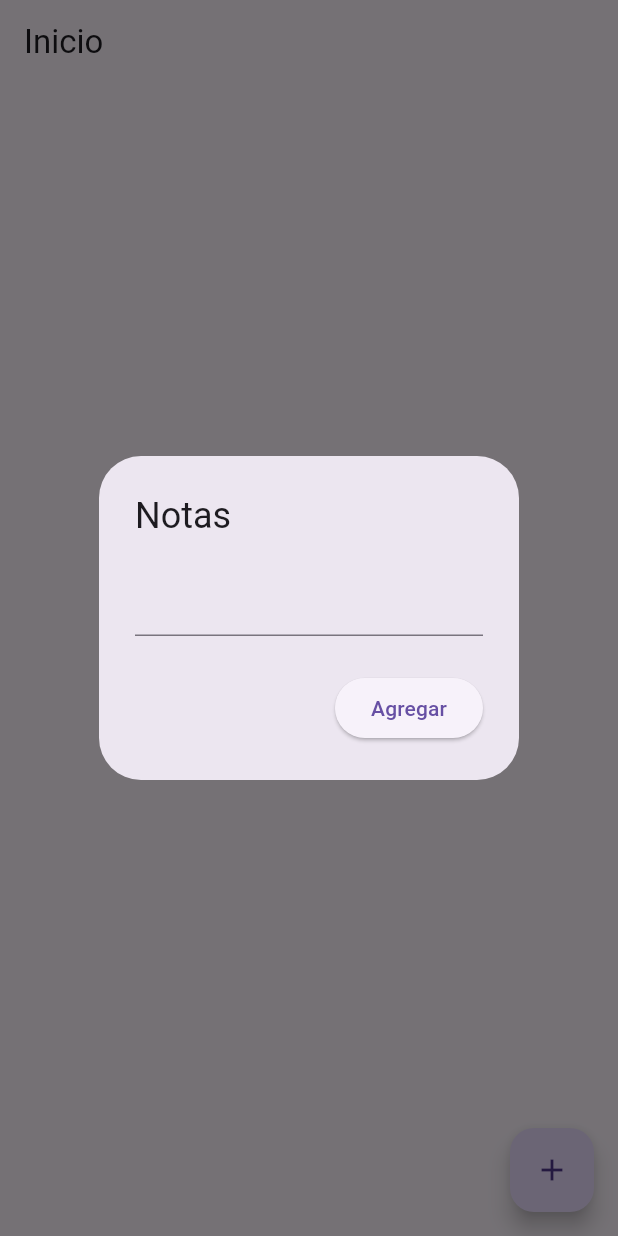
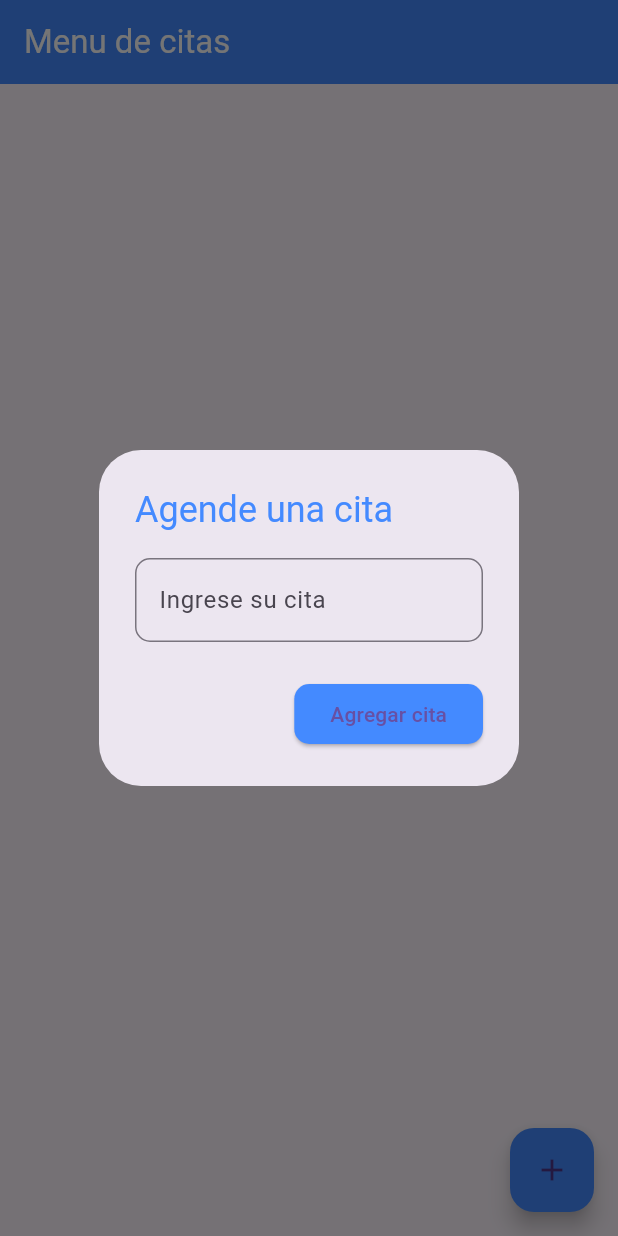
Before and after one commit to Progra-Movil-917/prueba2_617111397, a Flutter app: the screen it shows after launch, after a tap on the "add" icon, on a phone screen of 412 x 824 dp. Run offline on Flutter 3.47's test engine with Material 3 defaults, Android fonts, the phone set to English and light mode, and no system bars; our stand-ins replace cloud_firestore, firebase_core; accounts and stored records are empty.

Commit message:
Se mejoro el diseño

```diff
--- a/lib/pages/home_page.dart
+++ b/lib/pages/home_page.dart
@@ -10,33 +10,44 @@ class HomePage extends StatefulWidget {
 }
 
 class _HomePageState extends State<HomePage> {
-
-final FirestoreService firestoreService =FirestoreService();
-final TextEditingController textController =TextEditingController();
+  final FirestoreService firestoreService = FirestoreService();
+  final TextEditingController textController = TextEditingController();
 
   void OpenNotes({String? docID}) {
     showDialog(
       context: context,
-     builder: (context)=> AlertDialog(
-         title: Text('Notas'),
+      builder: (context) => AlertDialog(
+        title: Text('Agende una cita', style: TextStyle(color: Colors.blueAccent)),
         content: TextField(
           controller: textController,
+          decoration: InputDecoration(
+            hintText: 'Ingrese su cita',
+            border: OutlineInputBorder(
+              borderRadius: BorderRadius.circular(10),
+            ),
+          ),
         ),
         actions: [
           ElevatedButton(
-            onPressed: (){
-              if(docID == null){
+            onPressed: () {
+              if (docID == null) {
                 firestoreService.addNote(textController.text);
-              }else{
+              } else {
                 firestoreService.updateNotes(docID, textController.text);
               }
               textController.clear();
               Navigator.pop(context);
-            } ,
-            child: Text("Agregar")
-          )
+            },
+            style: ElevatedButton.styleFrom(
+              backgroundColor: Colors.blueAccent,
+              shape: RoundedRectangleBorder(
+                borderRadius: BorderRadius.circular(10),
+              ),
+            ),
+            child: Text("Agregar cita"),
+          ),
         ],
-     )
+      ),
     );
   }
 
@@ -44,10 +55,12 @@ void OpenNotes({String? docID}) {
   Widget build(BuildContext context) {
     return Scaffold(
       appBar: AppBar(
-      title: const Text('Inicio'),
+        title: const Text('Menu de citas', style: TextStyle(color: Colors.white)),
+        backgroundColor: Colors.blueAccent,
       ),
       floatingActionButton: FloatingActionButton(
         onPressed: OpenNotes,
+        backgroundColor: Colors.blueAccent,
         child: const Icon(Icons.add),
       ),
       body: StreamBuilder<QuerySnapshot>(
@@ -62,31 +75,39 @@ Widget build(BuildContext context) {
                 DocumentSnapshot document = notesList[index];
                 String docID = document.id;
 
-              Map<String, dynamic> data =
-                  document.data() as Map<String, dynamic>;
+                Map<String, dynamic> data = document.data() as Map<String, dynamic>;
 
                 String noteText = data['note'];
 
-              return ListTile(
+                return Card(
+                  margin: const EdgeInsets.symmetric(horizontal: 10, vertical: 5),
+                  elevation: 3,
+                  shape: RoundedRectangleBorder(
+                    borderRadius: BorderRadius.circular(10),
+                  ),
+                  child: ListTile(
                     title: Text(noteText),
                     trailing: Row(
                       mainAxisSize: MainAxisSize.min,
                       children: [
                         IconButton(
-                    onPressed: ()=> OpenNotes(docID: docID),
-                    icon: const Icon(Icons.edit),
+                          onPressed: () => OpenNotes(docID: docID),
+                          icon: const Icon(Icons.edit, color: Colors.blueAccent),
                         ),
                         IconButton(
-                    onPressed: ()=> firestoreService.deleteNotes(docID),
-                    icon: const Icon(Icons.delete),
-                    )
+                          onPressed: () => firestoreService.deleteNotes(docID),
+                          icon: const Icon(Icons.delete, color: Colors.redAccent),
+                        ),
                       ],
+                    ),
                   ),
                 );
               },
             );
           } else {
-          return const Text("Sin notas");
+            return const Center(
+              child: Text("Sin citas", style: TextStyle(fontSize: 18)),
+            );
           }
         },
       ),
```
Lines whose indentation alone changed are shown as unchanged.
